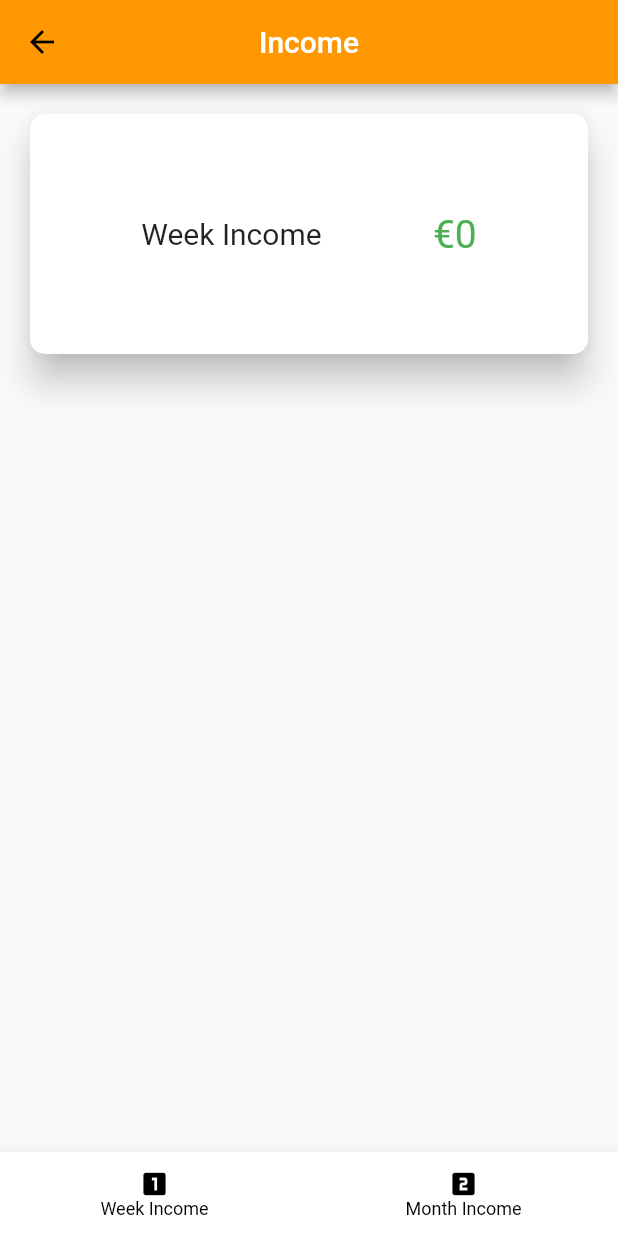
After one commit to mahmoudal99/kanafeh_kingz, a Flutter app: the screen it shows after launch, after a tap on the "add" icon, on a phone screen of 412 x 824 dp. The commit adds this screen. Run offline on Flutter 3.47's test engine with Material 2 defaults, Android fonts, the phone set to English and light mode, and no system bars; our stand-ins replace cloud_firestore, firebase_core, jiffy, page_transition, responsive_builder; accounts and stored records are empty.

Commit message:
Created screen to display month and week income

```diff
--- a/lib/income_screen.dart
+++ b/lib/income_screen.dart
@@ -2,7 +2,10 @@ import 'package:flutter/material.dart';
 import 'package:flutter/widgets.dart';
 import 'package:kanafeh_kings/models/monthly_income.dart';
 import 'package:kanafeh_kings/models/weekly_income.dart';
+import 'package:kanafeh_kings/week_income.dart';
 import 'package:provider/provider.dart';
+
+import 'month_income.dart';
 
 class IncomeScreen extends StatefulWidget {
   @override
@@ -10,12 +13,22 @@ class IncomeScreen extends StatefulWidget {
 }
 
 class _IncomeScreenState extends State<IncomeScreen> {
+
+  int _currentIndex = 0;
+  final List<Widget> _children = [
+    WeekIncome(),
+    MonthIncome(),
+  ];
+
+  void onTabTapped(int index) {
+    setState(() {
+      _currentIndex = index;
+    });
+  }
+
   @override
   Widget build(BuildContext context) {
-    WeeklyIncome weeklyIncome = Provider.of<WeeklyIncome>(context);
-    MonthlyIncome monthlyIncome = Provider.of<MonthlyIncome>(context);
-    var allWeeks = Provider.of<List<WeeklyIncome>>(context);
-    var allMonths = Provider.of<List<WeeklyIncome>>(context);
+
     return Scaffold(
       appBar: AppBar(
         title: Text(
@@ -24,76 +37,22 @@ class _IncomeScreenState extends State<IncomeScreen> {
         ),
         centerTitle: true,
       ),
-      body: Column(
-        children: [
-          Container(
-            width: MediaQuery.of(context).size.width,
-            height: 200,
-            child: Card(
-              margin: EdgeInsets.all(20),
-              elevation: 10,
-              shape: RoundedRectangleBorder(
-                  borderRadius: BorderRadius.circular(10)),
-              child: Row(
-                mainAxisAlignment: MainAxisAlignment.spaceEvenly,
-                crossAxisAlignment: CrossAxisAlignment.center,
-                children: [
-                  Text(
-                    "Week Income",
-                    style: TextStyle(
-                      fontSize: 20,
-                    ),
-                  ),
-                  Text(
-                    "€" + weeklyIncome.profit,
-                    style: TextStyle(color: Colors.green, fontSize: 26),
-                  )
-                ],
-              ),
-            ),
-          ),
-          _showAllWeeks(allWeeks)
+      bottomNavigationBar: BottomNavigationBar(
+        onTap: onTabTapped,
+        type: BottomNavigationBarType.fixed,
+        backgroundColor: Colors.white,
+        selectedItemColor: Colors.black,
+        unselectedItemColor: Colors.black,
+        selectedFontSize: 12.0,
+        currentIndex: _currentIndex,
+        elevation: 10.0,
+        items: [
+          new BottomNavigationBarItem(icon: Icon(Icons.looks_one, size: 20.0), title: Text("Week Income"),),
+          new BottomNavigationBarItem(icon: Icon(Icons.looks_two, size: 20.0), title: Text("Month Income"),)
         ],
       ),
+      body: _children[_currentIndex],
     );
   }
 
-  Widget _showAllWeeks(List<WeeklyIncome> weeklyIncome) {
-    return SingleChildScrollView(
-      child: Column(
-          children: weeklyIncome
-              .map(
-                (week) =>
-                    // Order information
-                    Container(
-                  height: 100,
-                  width: MediaQuery.of(context).size.width,
-                  child: Card(
-                    margin: EdgeInsets.all(20),
-                    shape: RoundedRectangleBorder(
-                      borderRadius: BorderRadius.circular(10)
-                    ),
-                    elevation: 5,
-                    child: Padding(
-                      padding: const EdgeInsets.only(left: 10, right: 10),
-                      child: Row(
-                        mainAxisAlignment: MainAxisAlignment.spaceBetween,
-                        children: [
-                          Text(
-                            "Week " + week.week,
-                            style: TextStyle(color: Colors.black, fontSize: 20),
-                          ),
-                          Text(
-                            "€" + week.profit,
-                            style: TextStyle(color: Colors.green, fontSize: 20),
-                          ),
-                        ],
-                      ),
-                    ) ,
-                  ),
-                ),
-              )
-              .toList()),
-    );
-  }
 }
--- /dev/null
+++ b/lib/week_income.dart
@@ -0,0 +1,80 @@
+import 'package:flutter/material.dart';
+import 'package:provider/provider.dart';
+
+import 'models/weekly_income.dart';
+
+class WeekIncome extends StatelessWidget {
+  @override
+  Widget build(BuildContext context) {
+
+    WeeklyIncome weeklyIncome = Provider.of<WeeklyIncome>(context);
+    var allWeeks = Provider.of<List<WeeklyIncome>>(context);
+
+    return Column(
+      children: [
+        Container(
+          width: MediaQuery.of(context).size.width,
+          height: 200,
+          child: Card(
+            margin: EdgeInsets.all(20),
+            elevation: 10,
+            shape: RoundedRectangleBorder(
+                borderRadius: BorderRadius.circular(10)),
+            child: Row(
+              mainAxisAlignment: MainAxisAlignment.spaceEvenly,
+              crossAxisAlignment: CrossAxisAlignment.center,
+              children: [
+                Text(
+                  "Week Income",
+                  style: TextStyle(
+                    fontSize: 20,
+                  ),
+                ),
+                Text(
+                  "€" + weeklyIncome.profit,
+                  style: TextStyle(color: Colors.green, fontSize: 26),
+                )
+              ],
+            ),
+          ),
+        ),
+        SingleChildScrollView(
+          child: Column(
+              children: allWeeks
+                  .map(
+                    (week) =>
+                // Order information
+                Container(
+                  height: 100,
+                  width: MediaQuery.of(context).size.width,
+                  child: Card(
+                    margin: EdgeInsets.all(20),
+                    shape: RoundedRectangleBorder(
+                        borderRadius: BorderRadius.circular(10)
+                    ),
+                    elevation: 5,
+                    child: Padding(
+                      padding: const EdgeInsets.only(left: 10, right: 10),
+                      child: Row(
+                        mainAxisAlignment: MainAxisAlignment.spaceBetween,
+                        children: [
+                          Text(
+                            "Week " + week.week,
+                            style: TextStyle(color: Colors.black, fontSize: 20),
+                          ),
+                          Text(
+                            "€" + week.profit,
+                            style: TextStyle(color: Colors.green, fontSize: 20),
+                          ),
+                        ],
+                      ),
+                    ) ,
+                  ),
+                ),
+              )
+                  .toList()),
+        )
+      ],
+    );
+  }
+}
```
Also changed, not shown: lib/month_income.dart (added, +81 -0 lines).
